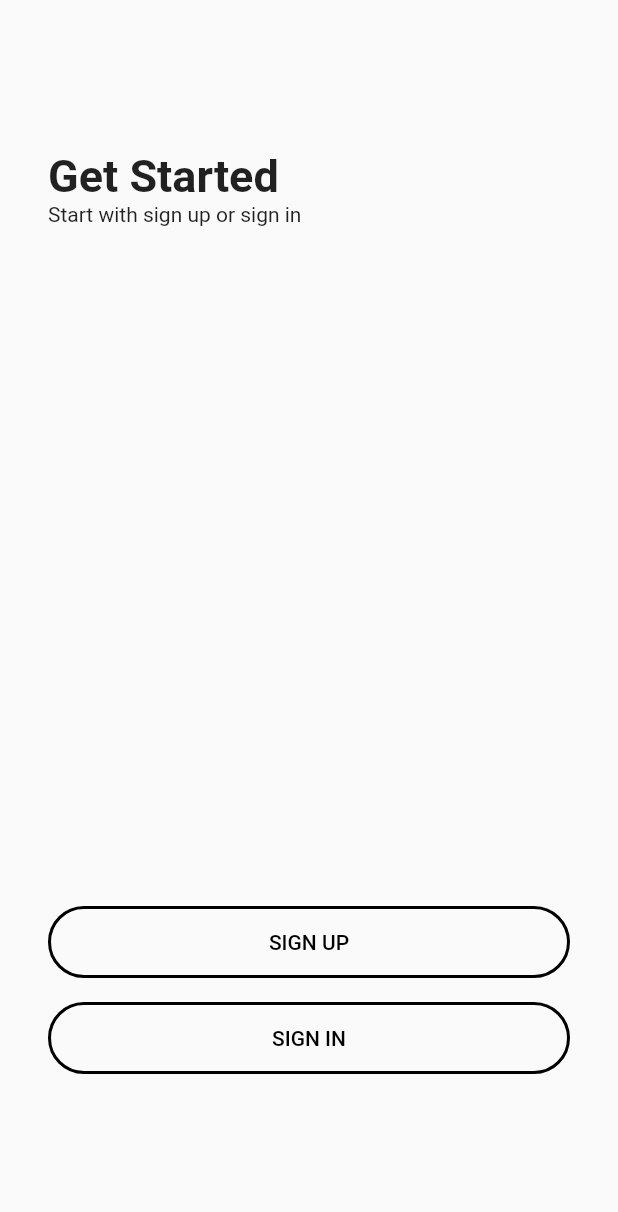
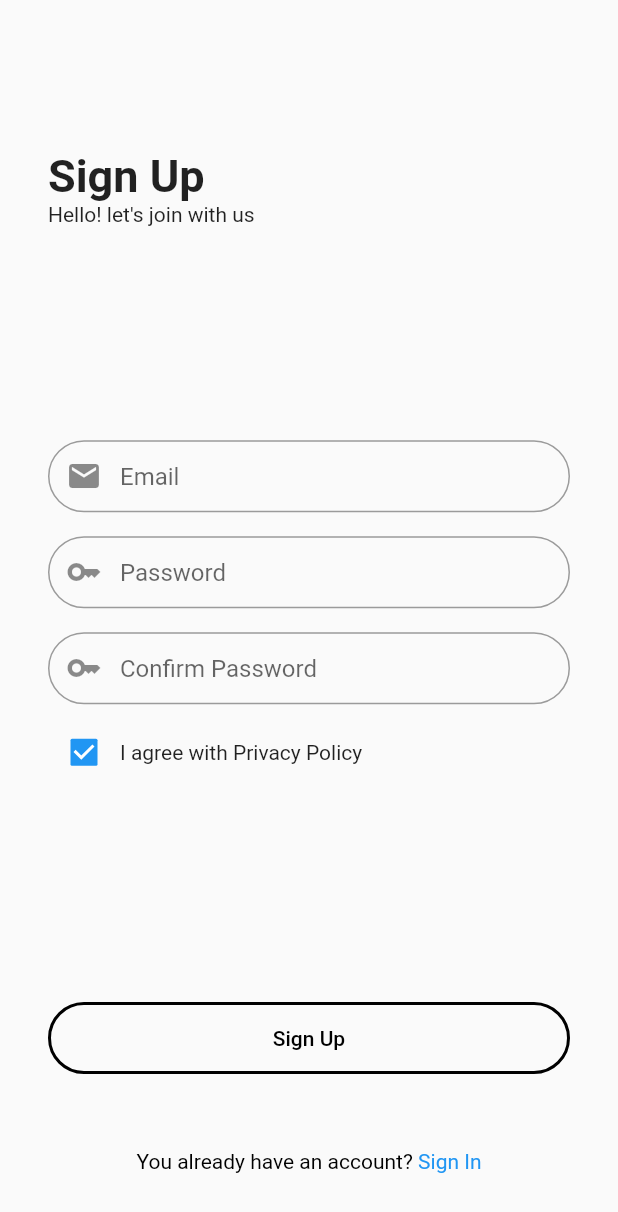
Before and after one commit to ifshaulhaque/FlutterLearning, a Flutter app: the screen it shows after launch, after a tap on "SIGN UP", on a phone screen of 412 x 824 dp. Shown: the top 1212 px of the screen. Run offline on Flutter 3.47's test engine with Material 2 defaults, Android fonts, the phone set to English and light mode, and no system bars.

Commit message:
Sign Up designed

```diff
--- /dev/null
+++ b/lib/components/checkbox_suffix_text.dart
@@ -0,0 +1,19 @@
+import 'package:flutter/material.dart';
+
+class CheckboxSuffixText extends StatelessWidget {
+  String suffixText;
+  CheckboxSuffixText({super.key, required this.suffixText});
+
+  @override
+  Widget build(BuildContext context) {
+    return Row(
+      children: [
+        Checkbox(
+          value: true,
+          onChanged: (value) {},
+        ),
+        Text(suffixText),
+      ],
+    );
+  }
+}
--- a/lib/components/primary_button.dart
+++ b/lib/components/primary_button.dart
@@ -3,7 +3,8 @@ import 'package:flutter/material.dart';
 class PrimaryButton extends StatelessWidget {
   String text;
   bool isTextCapital;
-  PrimaryButton({super.key, this.isTextCapital = false, required this.text});
+  Function() onClick;
+  PrimaryButton({super.key, this.isTextCapital = false, required this.text, required this.onClick});
 
   @override
   Widget build(BuildContext context) {
@@ -11,7 +12,7 @@ class PrimaryButton extends StatelessWidget {
       width: double.infinity,
       padding: const EdgeInsets.symmetric(vertical: 8),
       child: OutlinedButton(
-        onPressed: () {},
+        onPressed: onClick,
         style: OutlinedButton.styleFrom(
           shape: const RoundedRectangleBorder(
             borderRadius: BorderRadius.all(
--- /dev/null
+++ b/lib/components/primary_text_field.dart
@@ -0,0 +1,30 @@
+import 'package:flutter/material.dart';
+
+class PrimaryTextField extends StatelessWidget {
+  String? placeholder;
+  IconData? prefixIcon;
+  PrimaryTextField({super.key, this.placeholder, this.prefixIcon});
+
+  @override
+  Widget build(BuildContext context) {
+    return Padding(
+      padding: const EdgeInsets.symmetric(
+        vertical: 8,
+      ),
+      child: TextField(
+        maxLines: 1,
+        textAlign: TextAlign.start,
+        decoration: InputDecoration(
+          hintText: placeholder ?? "",
+          prefixIcon: prefixIcon != null ? Icon(prefixIcon) : null,
+          border: OutlineInputBorder(
+            borderRadius: BorderRadius.circular(30),
+          ),
+          contentPadding: const EdgeInsets.symmetric(
+            vertical: 0,
+          ),
+        ),
+      ),
+    );
+  }
+}
--- /dev/null
+++ b/lib/components/text_last_clickable.dart
@@ -0,0 +1,30 @@
+import 'package:flutter/gestures.dart';
+import 'package:flutter/material.dart';
+
+class TextLastClickable extends StatelessWidget {
+  String text;
+  String clickableText;
+  Function() onClick;
+  TextLastClickable({super.key, required this.text, required this.clickableText, required this.onClick});
+
+  @override
+  Widget build(BuildContext context) {
+    return RichText(
+      text: TextSpan(
+          text: text,
+          style: const TextStyle(
+            color: Colors.black,
+          ),
+          children: [
+            TextSpan(
+                text: clickableText,
+                style: const TextStyle(
+                  color: Colors.blue,
+                ),
+                recognizer: TapGestureRecognizer()..onTap = onClick
+            )
+          ]
+      ),
+    );
+  }
+}
--- a/lib/main.dart
+++ b/lib/main.dart
@@ -1,6 +1,7 @@
 import 'package:flutter/material.dart';
 import 'package:flutter_demo/navigation/routes.dart';
 import 'package:flutter_demo/pages/signup_signin/get_started.dart';
+import 'package:flutter_demo/pages/signup_signin/sign_up.dart';
 import 'package:flutter_demo/pages/splash.dart';
 
 void main() {
@@ -17,6 +18,7 @@ class MyApp extends StatelessWidget {
       routes: {
         Routes.splashScreen: (context) => const SplashScreen(),
         Routes.getStartedScreen: (context) => const GetStarted(),
+        Routes.signUpScreen: (context) => const SignUp(),
       },
     );
   }
--- a/lib/navigation/routes.dart
+++ b/lib/navigation/routes.dart
@@ -1,4 +1,5 @@
 class Routes {
   static const String splashScreen = "/splashscreen";
   static const String getStartedScreen = "/getstartedscreen";
+  static const String signUpScreen = "/signUpScreen";
 }
--- a/lib/pages/signup_signin/get_started.dart
+++ b/lib/pages/signup_signin/get_started.dart
@@ -1,6 +1,7 @@
 import 'package:flutter/material.dart';
 import 'package:flutter_demo/components/heading_text.dart';
 import 'package:flutter_demo/components/primary_button.dart';
+import 'package:flutter_demo/navigation/routes.dart';
 
 class GetStarted extends StatelessWidget {
   const GetStarted({super.key});
@@ -29,10 +30,14 @@ class GetStarted extends StatelessWidget {
                     PrimaryButton(
                       text: "Sign up",
                       isTextCapital: true,
+                      onClick: () {
+                        Navigator.pushNamed(context, Routes.signUpScreen);
+                      },
                     ),
                     PrimaryButton(
                       text: "Sign in",
                       isTextCapital: true,
+                      onClick: () {},
                     ),
                   ],
                 ),
--- /dev/null
+++ b/lib/pages/signup_signin/sign_up.dart
@@ -0,0 +1,69 @@
+import 'package:flutter/material.dart';
+import 'package:flutter_demo/components/checkbox_suffix_text.dart';
+import 'package:flutter_demo/components/heading_text.dart';
+import 'package:flutter_demo/components/primary_button.dart';
+import 'package:flutter_demo/components/primary_text_field.dart';
+import 'package:flutter_demo/components/text_last_clickable.dart';
+
+class SignUp extends StatelessWidget {
+  const SignUp({super.key});
+
+  @override
+  Widget build(BuildContext context) {
+    return Scaffold(
+      body: SafeArea(
+        child: Padding(
+          padding: const EdgeInsets.only(
+            left: 32,
+            right: 32,
+            top: 100,
+          ),
+          child: Column(
+            crossAxisAlignment: CrossAxisAlignment.stretch,
+            children: [
+              HeadingText(
+                heading: "Sign Up",
+                subHeading: "Hello! let's join with us",
+              ),
+              Expanded(
+                child: Column(
+                  mainAxisAlignment: MainAxisAlignment.center,
+                  children: [
+                    PrimaryTextField(
+                      placeholder: "Email",
+                      prefixIcon: Icons.email,
+                    ),
+                    PrimaryTextField(
+                      placeholder: "Password",
+                      prefixIcon: Icons.key,
+                    ),
+                    PrimaryTextField(
+                      placeholder: "Confirm Password",
+                      prefixIcon: Icons.key,
+                    ),
+                    CheckboxSuffixText(
+                      suffixText: "I agree with Privacy Policy",
+                    ),
+                  ],
+                ),
+              ),
+              PrimaryButton(
+                text: "Sign Up",
+                onClick: () {},
+              ),
+              Container(
+                height: 100,
+                alignment: Alignment.center,
+                child: TextLastClickable(
+                  text: "You already have an account? ",
+                  clickableText: "Sign In",
+                  onClick: () {},
+                )
+              )
+            ],
+          ),
+        ),
+      ),
+    );
+  }
+}
```
